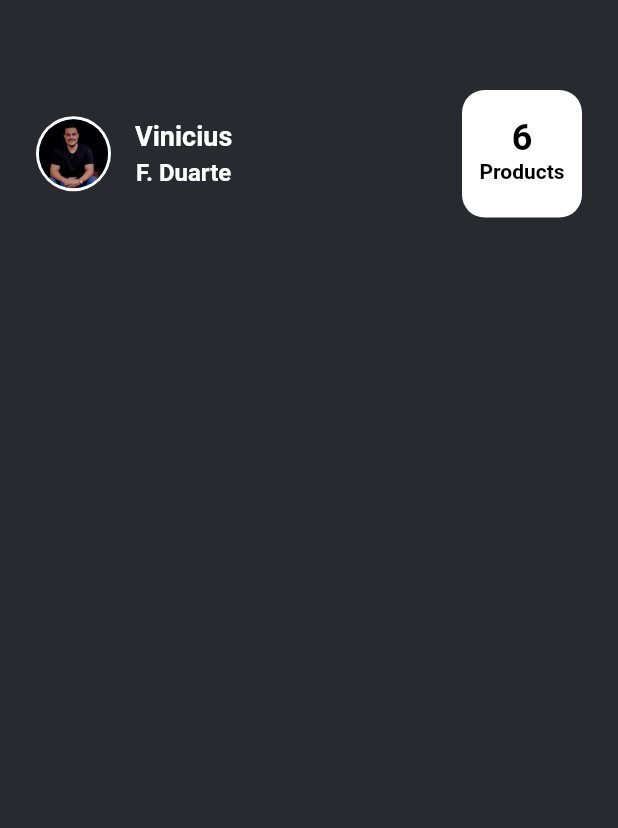
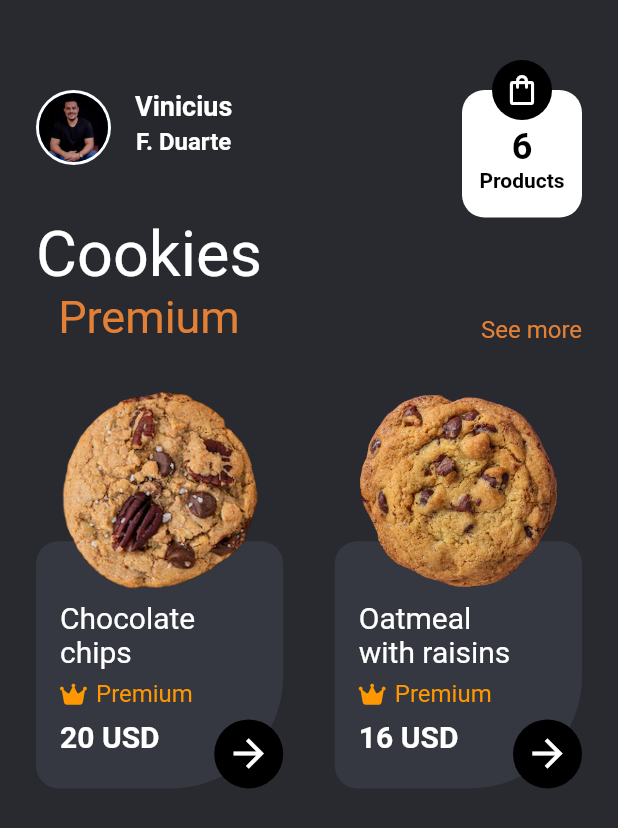
Before and after one commit to francovinicius/cockiesUi, a Flutter app: the screen it shows after launch, on a phone screen of 412 x 824 dp. Shown: the top 828 px of the screen. Run offline on Flutter 3.47's test engine with Material 2 defaults, Android fonts, the phone set to English and light mode, and no system bars; our stand-ins replace font_awesome_flutter.

Commit message:
Add cookie cards widget

```diff
--- a/lib/main.dart
+++ b/lib/main.dart
@@ -12,7 +12,7 @@ class MyApp extends StatelessWidget {
   @override
   Widget build(BuildContext context) {
     return const MaterialApp(
-      title: 'Cockies Ui',
+      title: 'Coockies Ui',
       debugShowCheckedModeBanner: false,
       home: HomePage(),
     );
--- a/lib/pages/home/home_page.dart
+++ b/lib/pages/home/home_page.dart
@@ -1,8 +1,10 @@
 import 'package:cockies_ui/colors.dart';
+import 'package:cockies_ui/pages/widgets/cookie.dart';
 import 'package:flutter/material.dart';
-
-import '../widgets/Cart.dart';
+import '../../models/cookies.dart';
+import '../widgets/cart.dart';
 import '../widgets/avatar.dart';
+import '../widgets/cookies_bar.dart';
 import '../widgets/personal_infor.dart';
 
 class HomePage extends StatelessWidget {
@@ -10,13 +12,16 @@ class HomePage extends StatelessWidget {
 
   @override
   Widget build(BuildContext context) {
-    return const Scaffold(
+    var size = MediaQuery.of(context).size;
+    return Scaffold(
         backgroundColor: background,
         body: Padding(
-          padding: EdgeInsets.symmetric(vertical: 60, horizontal: 24),
+          padding: const EdgeInsets.symmetric(vertical: 60, horizontal: 24),
           child: Column(
+            //mainAxisAlignment: MainAxisAlignment.spaceBetween,
             children: [
-              Row(
+              const Row(
+                crossAxisAlignment: CrossAxisAlignment.start,
                 children: [
                   Avatar(),
                   SizedBox(width: 16,),
@@ -25,6 +30,13 @@ class HomePage extends StatelessWidget {
                   Cart(),
                 ],
               ),
+              const CookiesBar(),
+              SizedBox(height: size.height * 0.16,),
+              Row(
+                mainAxisAlignment: MainAxisAlignment.spaceBetween,
+                children: cookies.map((e) => CookieCard(cookie: e),).toList(),
+              ),
+
             ],
           ),
         ));
--- a/lib/pages/widgets/Cart.dart
+++ /dev/null
@@ -1,28 +0,0 @@
-import 'package:flutter/material.dart';
-
-class Cart extends StatelessWidget {
-  const Cart({
-    super.key,
-  });
-
-  @override
-  Widget build(BuildContext context) {
-    return Container(
-        height: 85,
-        width: 80,
-        decoration: const BoxDecoration(
-          color: Colors.white,
-          borderRadius: BorderRadius.all(Radius.circular(15)
-          ),
-        ),
-        child: const Column(
-          children: [
-            SizedBox(height: 18,),
-            Text("6", style: TextStyle(color: Colors.black, fontSize: 24, fontWeight: FontWeight.bold),),
-            Text("Products", style: TextStyle(color: Colors.black, fontSize: 14, fontWeight: FontWeight.bold),),
-
-          ],
-        )
-    );
-  }
-}
--- /dev/null
+++ b/lib/pages/widgets/cart.dart
@@ -0,0 +1,58 @@
+import 'package:flutter/material.dart';
+
+class Cart extends StatelessWidget {
+  const Cart({
+    super.key,
+  });
+
+  @override
+  Widget build(BuildContext context) {
+    return Stack(
+      clipBehavior: Clip.none,
+      children: [
+        Container(
+            height: 85,
+            width: 80,
+            decoration: const BoxDecoration(
+              color: Colors.white,
+              borderRadius: BorderRadius.all(Radius.circular(15)),
+            ),
+            child: const Column(
+              children: [
+                SizedBox(
+                  height: 24,
+                ),
+                Text(
+                  "6",
+                  style: TextStyle(
+                      color: Colors.black,
+                      fontSize: 24,
+                      fontWeight: FontWeight.bold),
+                ),
+                Text(
+                  "Products",
+                  style: TextStyle(
+                      color: Colors.black,
+                      fontSize: 14,
+                      fontWeight: FontWeight.bold),
+                ),
+              ],
+            )),
+        Positioned(
+          top: -20,
+          left: 80 / 4,
+          child: Container(
+            height: 40,
+            width: 40,
+            decoration:
+                const BoxDecoration(shape: BoxShape.circle, color: Colors.black),
+            child: const Icon(
+              Icons.shopping_bag_outlined,
+              color: Colors.white,
+            ),
+          ),
+        )
+      ],
+    );
+  }
+}
--- /dev/null
+++ b/lib/pages/widgets/container_arrow.dart
@@ -0,0 +1,21 @@
+import 'package:flutter/material.dart';
+
+class ContainerArrow extends StatelessWidget {
+  const ContainerArrow({super.key});
+
+  @override
+  Widget build(BuildContext context) {
+    return Container(
+      padding: const EdgeInsets.all(8),
+      decoration: const BoxDecoration(
+        color: Colors.black,
+        shape: BoxShape.circle,
+      ),
+      child: const Icon(
+        Icons.arrow_forward,
+        size: 30,
+        color: Colors.white,
+      ),
+    );
+  }
+}
--- /dev/null
+++ b/lib/pages/widgets/cookie.dart
@@ -0,0 +1,67 @@
+import 'package:cockies_ui/colors.dart';
+import 'package:cockies_ui/models/cookies.dart';
+import 'package:cockies_ui/pages/widgets/container_arrow.dart';
+import 'package:cockies_ui/pages/widgets/premium.dart';
+import 'package:flutter/material.dart';
+
+class CookieCard extends StatelessWidget {
+  const CookieCard({super.key, required this.cookie});
+
+  final Cookie cookie;
+
+  @override
+  Widget build(BuildContext context) {
+    var size = MediaQuery.of(context).size;
+    var cookieSize = size.height * 0.16;
+    var cardSize = size.height * 0.20;
+    return Stack(
+      clipBehavior: Clip.none,
+      children: [ Container(
+        width: cardSize,
+        height: cardSize,
+        decoration: const BoxDecoration(
+          color: buttonColor,
+          borderRadius: BorderRadius.only(
+            topLeft: Radius.circular(15),
+            topRight: Radius.circular(15),
+            bottomLeft: Radius.circular(15),
+            bottomRight: Radius.circular(75),
+          ),
+        ),
+        child: Padding(
+          padding:
+              const EdgeInsets.only(left: 16, top: 32, bottom: 16, right: 32),
+          child: Column(
+            mainAxisAlignment: MainAxisAlignment.spaceEvenly,
+            crossAxisAlignment: CrossAxisAlignment.start,
+            children: [
+              Text(
+                cookie.name,
+                style: const TextStyle(color: Colors.white, fontSize: 20,),
+              ),
+              const Premium(),
+              Text(
+                cookie.price,
+                style: const TextStyle(color: Colors.white, fontSize: 20, fontWeight: FontWeight.bold),
+              ),
+            ],
+          ),
+        ),
+      ),
+        Positioned(
+          top: -(cookieSize - 32),
+          left: (cardSize - cookieSize) / 2,
+          child: SizedBox(
+            width: cookieSize,
+            height: cookieSize,
+            child: Image.asset(cookie.image),
+          ),
+        ),
+        const Positioned(
+          right: 0,
+          bottom: 0,
+            child: ContainerArrow())
+    ],
+    );
+  }
+}
--- /dev/null
+++ b/lib/pages/widgets/cookies_bar.dart
@@ -0,0 +1,25 @@
+import 'package:cockies_ui/colors.dart';
+import 'package:flutter/material.dart';
+
+class CookiesBar extends StatelessWidget {
+  const CookiesBar({
+    super.key,
+  });
+
+  @override
+  Widget build(BuildContext context) {
+    return const Row(
+      mainAxisAlignment: MainAxisAlignment.spaceBetween,
+      crossAxisAlignment: CrossAxisAlignment.end,
+      children: [
+        Column(
+          children: [
+            Text("Cookies", style: TextStyle(color: Colors.white, fontSize: 42),),
+            Text("Premium", style: TextStyle(color: orange, fontSize: 30),),
+          ],
+        ),
+        Text("See more", style: TextStyle(color: orange, fontSize: 16),),
+      ],
+    );
+  }
+}
--- /dev/null
+++ b/lib/pages/widgets/premium.dart
@@ -0,0 +1,23 @@
+import 'package:flutter/material.dart';
+import 'package:font_awesome_flutter/font_awesome_flutter.dart';
+
+class Premium extends StatelessWidget {
+  const Premium({
+    super.key,
+  });
+
+  @override
+  Widget build(BuildContext context) {
+    return const Row(
+      children: [
+        Icon(FontAwesomeIcons.crown, color: Colors.orange, size: 16),
+        SizedBox(width: 8),
+        Text("Premium",
+            style: const TextStyle(
+              color: Colors.orange,
+              fontSize: 16,
+            )),
+      ],
+    );
+  }
+}
--- a/pubspec.yaml
+++ b/pubspec.yaml
@@ -35,6 +35,7 @@ dependencies:
   # The following adds the Cupertino Icons font to your application.
   # Use with the CupertinoIcons class for iOS style icons.
   cupertino_icons: ^1.0.2
+  font_awesome_flutter: ^10.6.0
 
 dev_dependencies:
   flutter_test:
```
Also changed, not shown: pubspec.lock.
